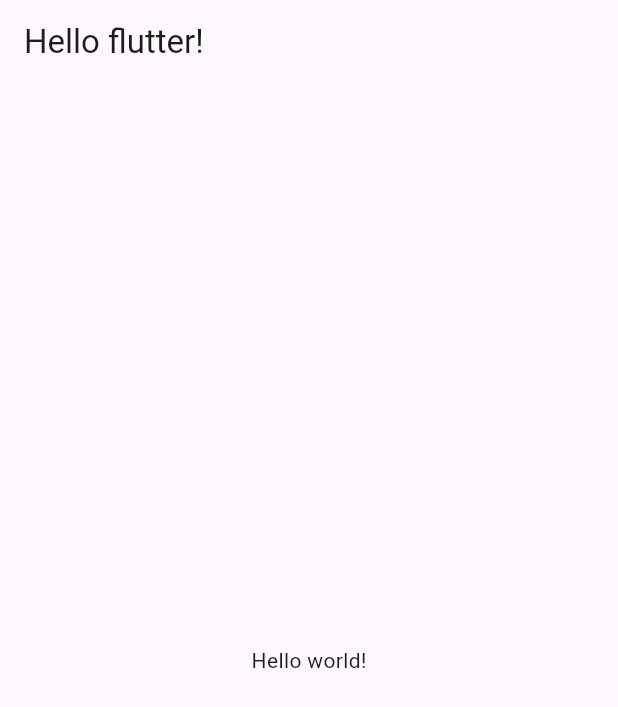
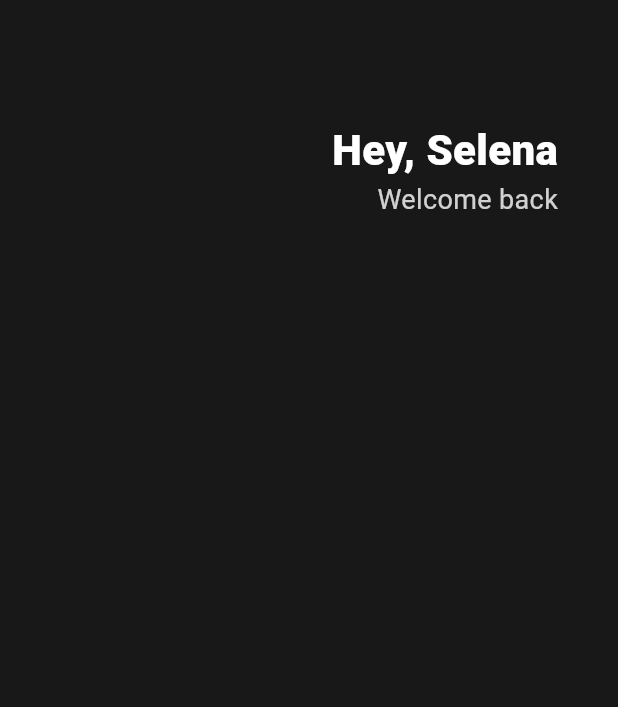
Before and after one commit to RoJaebl/flutter-toonflix, a Flutter app: the screen it shows after launch, on a phone screen of 412 x 824 dp. Shown: the top 707 px of the screen. Run offline on Flutter 3.47's test engine with Material 3 defaults, Android fonts, the phone set to English and light mode, and no system bars.

```diff
--- a/lib/main.dart
+++ b/lib/main.dart
@@ -9,13 +9,50 @@
   Widget build(BuildContext context) {
     return MaterialApp(
       home: Scaffold(
-        appBar: AppBar(
-          title: Text("Hello flutter!"),
-        ),
-        body: Center(
-          child: Text('Hello world!'),
+        backgroundColor: Color(0xFF181818),
+        body: Padding(
+          padding: EdgeInsets.symmetric(horizontal: 40),
+          child: Column(
+            children: [
+              SizedBox(
+                height: 80,
+              ),
+              Header(),
+            ],
+          ),
         ),
       ),
     );
   }
 }
+
+class Header extends StatelessWidget {
+  @override
+  Widget build(BuildContext context) {
+    return Row(
+      mainAxisAlignment: MainAxisAlignment.end,
+      children: [
+        Column(
+          crossAxisAlignment: CrossAxisAlignment.end,
+          children: [
+            Text(
+              'Hey, Selena',
+              style: TextStyle(
+                color: Colors.white,
+                fontSize: 28,
+                fontWeight: FontWeight.w800,
+              ),
+            ),
+            Text(
+              'Welcome back',
+              style: TextStyle(
+                color: Colors.white.withOpacity(0.8),
+                fontSize: 18,
+              ),
+            ),
+          ],
+        )
+      ],
+    );
+  }
+}
```
